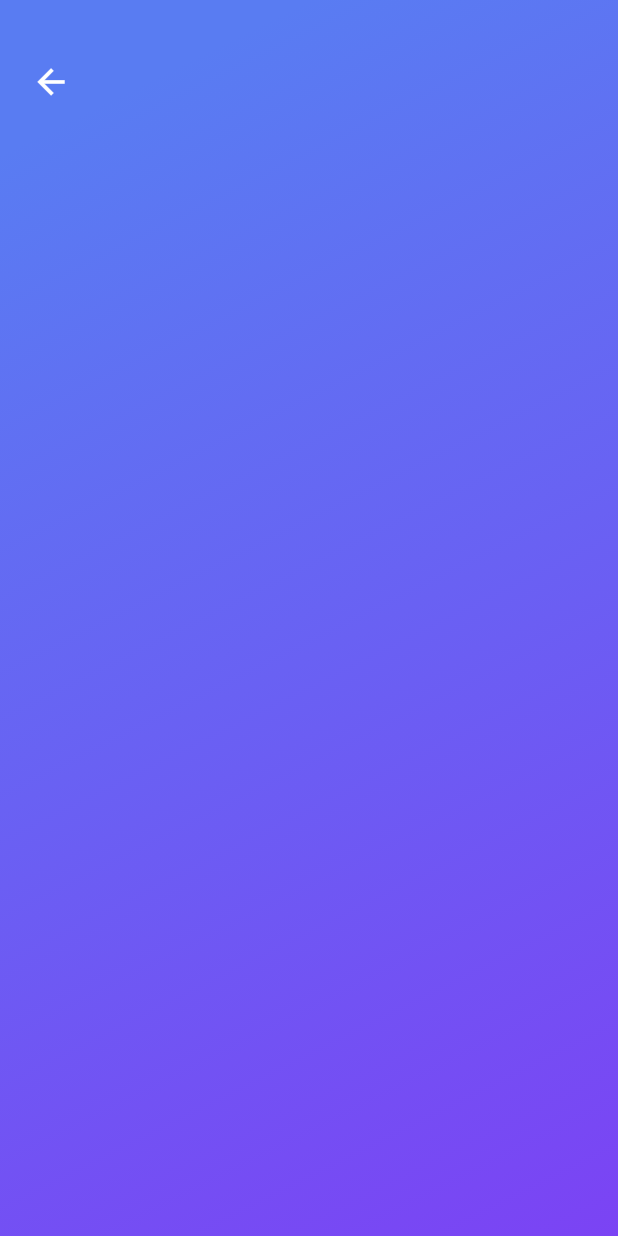
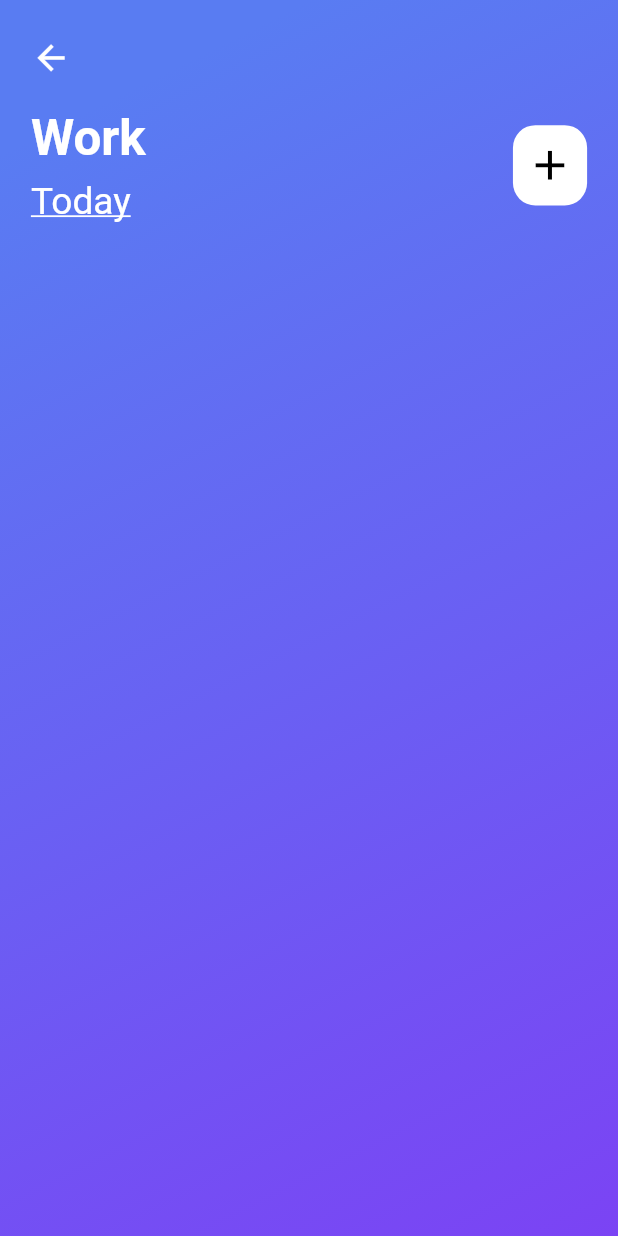
Before and after one commit to Caculuz-cinks/Flutter-Reminder-App, a Flutter app: the screen it shows after launch, after a tap on "WORK", on a phone screen of 412 x 824 dp. Run offline on Flutter 3.47's test engine with Material 2 defaults, Android fonts, the phone set to English and light mode, and no system bars.

Commit message:
Work screen

```diff
--- a/lib/core/providers/providers.dart
+++ b/lib/core/providers/providers.dart
@@ -1,10 +1,10 @@
-// import 'package:provider/provider.dart';
-// import 'package:provider/single_child_widget.dart';
+import 'package:provider/provider.dart';
+import 'package:provider/single_child_widget.dart';
 
-// class AppProviders {
-//   //The providers for dependency injection and state management will be added here
-//   //as the app will use MultiProvider
-//   static final providers = <SingleChildWidget>[
-//     //  ChangeNotifierProvider(create: (_) => ModelNameHere()),
-//   ];
-// }
+class AppProviders {
+  //The providers for dependency injection and state management will be added here
+  //as the app will use MultiProvider
+  static final providers = <SingleChildWidget>[
+    //  ChangeNotifierProvider(create: (_) => ModelNameHere()),
+  ];
+}
--- a/lib/main.dart
+++ b/lib/main.dart
@@ -19,16 +19,11 @@ class MyApp extends StatelessWidget {
 class MaterialAPP extends StatelessWidget {
   @override
   Widget build(BuildContext context) {
-    return MultiProvider(
-      providers: [
-        // Provider<Something>(create: (_) => Something()),
-      ],
-      child: MaterialApp(
-        debugShowCheckedModeBanner: false,
-        title: "RemindMe",
-        routes: RouteNames.routes,
-        onGenerateRoute: RouteGenerator.generateRoute,
-      ),
+    return MaterialApp(
+      debugShowCheckedModeBanner: false,
+      title: "RemindMe",
+      routes: RouteNames.routes,
+      onGenerateRoute: RouteGenerator.generateRoute,
     );
   }
 }
--- /dev/null
+++ b/lib/ui/reusable/item_list.dart
@@ -0,0 +1,75 @@
+import 'package:Todo/ui/responsiveness/size_config.dart';
+import 'package:flutter/material.dart';
+
+class ItemCard extends StatelessWidget {
+  ItemCard({this.color1, this.color2, this.hours, this.item, this.location});
+  final Color color1;
+  final Color color2;
+  final String hours;
+  final String item;
+  final String location;
+
+  @override
+  Widget build(BuildContext context) {
+    return Container(
+      height: Config.yMargin(context, 17),
+      width: double.infinity,
+      decoration: BoxDecoration(
+        borderRadius: BorderRadius.circular(7),
+        gradient: LinearGradient(
+            end: Alignment.bottomRight,
+            begin: Alignment.topLeft,
+            stops: [
+              0.3,
+              1.0
+            ],
+            colors: [
+              color1,
+              color2,
+            ]),
+      ),
+      child: Padding(
+        padding: EdgeInsets.symmetric(
+            horizontal: Config.xMargin(context, 6.94), vertical: 10),
+        child: Row(
+          children: [
+            Text(
+              hours,
+              style: TextStyle(
+                color: Colors.white,
+                fontSize: 30,
+                fontWeight: FontWeight.w900,
+              ),
+            ),
+            SizedBox(
+              width: 40,
+            ),
+            Column(
+              mainAxisAlignment: MainAxisAlignment.center,
+              crossAxisAlignment: CrossAxisAlignment.start,
+              children: [
+                Text(
+                  item,
+                  style: TextStyle(
+                      color: Colors.white,
+                      fontSize: 20,
+                      fontWeight: FontWeight.w700),
+                ),
+                SizedBox(
+                  height: 10,
+                ),
+                Text(
+                  location,
+                  style: TextStyle(
+                      color: Colors.white,
+                      fontSize: 16,
+                      fontWeight: FontWeight.w500),
+                ),
+              ],
+            )
+          ],
+        ),
+      ),
+    );
+  }
+}
--- a/lib/ui/views/home.dart
+++ b/lib/ui/views/home.dart
@@ -1,6 +1,7 @@
 import 'package:Todo/core/routes/route_names.dart';
 import 'package:Todo/ui/responsiveness/size_config.dart';
 import 'package:Todo/ui/reusable/category_card.dart';
+import 'package:Todo/ui/reusable/item_list.dart';
 import 'package:Todo/ui/views/work.dart';
 import 'package:flutter/material.dart';
 
@@ -53,8 +54,8 @@ class HomeScreen extends StatelessWidget {
                           GestureDetector(
                             onTap: () {},
                             child: Container(
-                              height: Config.yMargin(context, 6),
-                              width: Config.xMargin(context, 11.5),
+                              height: Config.yMargin(context, 6.5),
+                              width: Config.xMargin(context, 12),
                               decoration: BoxDecoration(
                                   color: Colors.white,
                                   borderRadius: BorderRadius.circular(15)),
@@ -80,66 +81,12 @@ class HomeScreen extends StatelessWidget {
                       SizedBox(
                         height: Config.yMargin(context, 2.5),
                       ),
-                      Container(
-                        height: Config.yMargin(context, 17),
-                        width: double.infinity,
-                        decoration: BoxDecoration(
-                          borderRadius: BorderRadius.circular(7),
-                          gradient: LinearGradient(
-                              end: Alignment.bottomRight,
-                              begin: Alignment.topLeft,
-                              stops: [
-                                0.3,
-                                1.0
-                              ],
-                              colors: [
-                                Color(0xffF4AF8C),
-                                Color(0xffE97C6E),
-                              ]),
-                        ),
-                        child: Padding(
-                          padding: EdgeInsets.symmetric(
-                              horizontal: Config.xMargin(context, 6.94),
-                              vertical: 10),
-                          child: Row(
-                            children: [
-                              Text(
-                                '2h',
-                                style: TextStyle(
-                                  color: Colors.white,
-                                  fontSize: 30,
-                                  fontWeight: FontWeight.w900,
-                                ),
-                              ),
-                              SizedBox(
-                                width: 40,
-                              ),
-                              Column(
-                                mainAxisAlignment: MainAxisAlignment.center,
-                                crossAxisAlignment: CrossAxisAlignment.start,
-                                children: [
-                                  Text(
-                                    'Go to the grocery',
-                                    style: TextStyle(
-                                        color: Colors.white,
-                                        fontSize: 20,
-                                        fontWeight: FontWeight.w700),
-                                  ),
-                                  SizedBox(
-                                    height: 10,
-                                  ),
-                                  Text(
-                                    'Mall',
-                                    style: TextStyle(
-                                        color: Colors.white,
-                                        fontSize: 16,
-                                        fontWeight: FontWeight.w500),
-                                  ),
-                                ],
-                              )
-                            ],
-                          ),
-                        ),
+                      ItemCard(
+                        color1: Color(0xffF4AF8C),
+                        color2: Color(0xffE97C6E),
+                        hours: '2h',
+                        item: 'Go to the grocery',
+                        location: 'Mall',
                       ),
                       SizedBox(
                         height: 30,
--- a/lib/ui/views/work.dart
+++ b/lib/ui/views/work.dart
@@ -29,24 +29,66 @@ class WorkView extends StatelessWidget {
               padding:
                   EdgeInsets.symmetric(horizontal: Config.xMargin(context, 5)),
               child: Column(
+                crossAxisAlignment: CrossAxisAlignment.start,
                 children: [
                   SizedBox(
-                    height: Config.yMargin(context, 5),
+                    height: Config.yMargin(context, 3),
+                  ),
+                  GestureDetector(
+                    onTap: () {
+                      Navigator.pop(context);
+                    },
+                    child: Icon(
+                      Icons.arrow_back,
+                      color: Colors.white,
+                      size: Config.textSize(context, 6.5),
+                    ),
+                  ),
+                  SizedBox(
+                    height: Config.yMargin(context, 2.5),
                   ),
                   Row(
+                    mainAxisAlignment: MainAxisAlignment.spaceBetween,
                     children: [
+                      Column(
+                        crossAxisAlignment: CrossAxisAlignment.start,
+                        children: [
+                          Text(
+                            'Work',
+                            style: TextStyle(
+                                color: Colors.white,
+                                fontSize: Config.textSize(context, 8),
+                                fontWeight: FontWeight.bold),
+                          ),
+                          SizedBox(
+                            height: Config.yMargin(context, 1),
+                          ),
+                          Text(
+                            'Today',
+                            style: TextStyle(
+                                color: Colors.white,
+                                fontSize: Config.textSize(context, 6),
+                                decoration: TextDecoration.underline),
+                          ),
+                        ],
+                      ),
                       GestureDetector(
-                        onTap: () {
-                          Navigator.pop(context);
-                        },
-                        child: Icon(
-                          Icons.arrow_back,
-                          color: Colors.white,
-                          size: Config.textSize(context, 6.5),
+                        onTap: () {},
+                        child: Container(
+                          height: Config.yMargin(context, 6.5),
+                          width: Config.xMargin(context, 12),
+                          decoration: BoxDecoration(
+                              color: Colors.white,
+                              borderRadius: BorderRadius.circular(15)),
+                          child: Icon(
+                            Icons.add,
+                            size: Config.textSize(context, 8),
+                            color: Colors.black,
+                          ),
                         ),
                       )
                     ],
-                  )
+                  ),
                 ],
               ),
             ),
```
